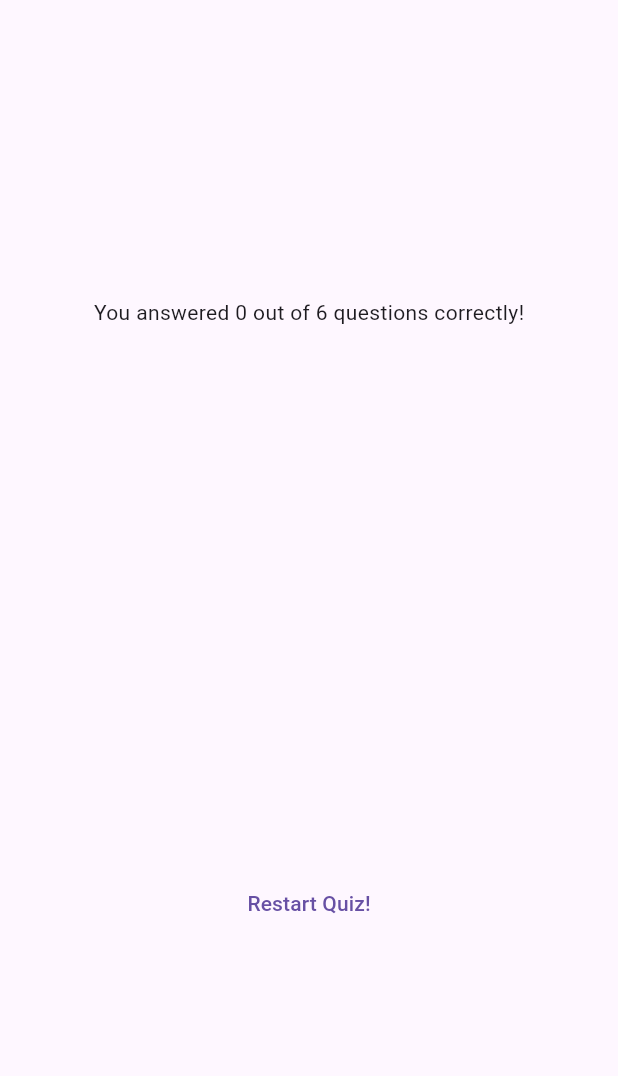
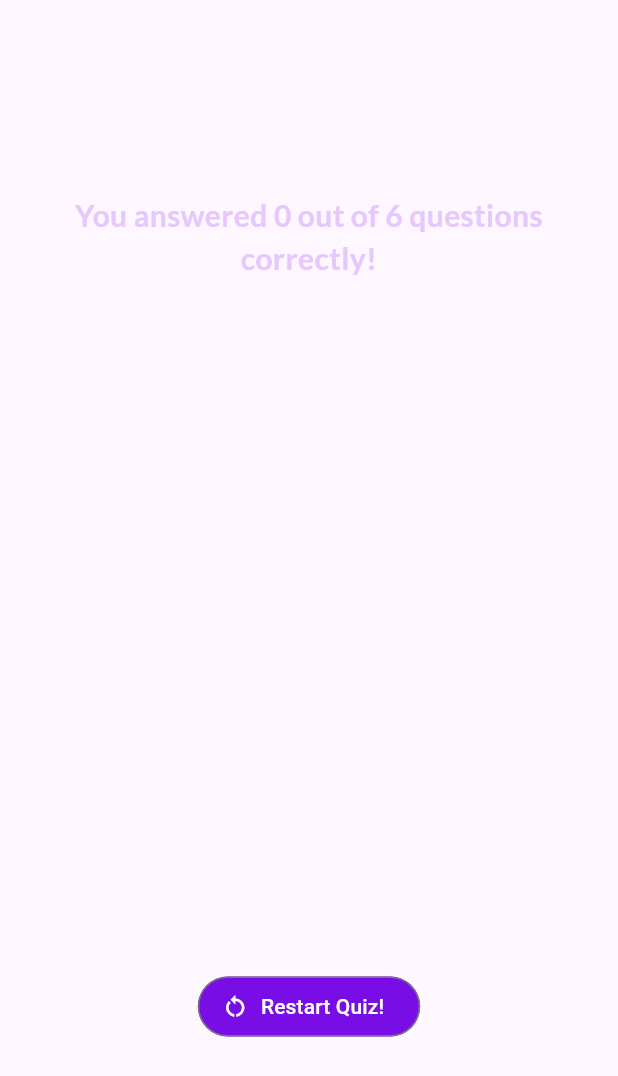
Before and after one commit to ChetanR01/quiz_app, a Flutter app: the ResultsScreen widget shown alone on an empty page, opened directly with empty values, on a phone screen of 412 x 824 dp. Shown: the top 1076 px of the screen. Run offline on Flutter 3.47's test engine with Material 3 defaults, Android fonts, the phone set to English and light mode, and no system bars; our stand-ins replace google_fonts.

Commit message:
restart page design done

```diff
--- a/lib/results_screen.dart
+++ b/lib/results_screen.dart
@@ -1,19 +1,22 @@
 import 'package:flutter/material.dart';
+import 'package:google_fonts/google_fonts.dart';
 import 'package:quiz_app/data/questions.dart';
 import 'package:quiz_app/question_summary.dart';
 
 class ResultsScreen extends StatelessWidget {
-  ResultsScreen({super.key, required this.chosenAnswers});
+  ResultsScreen(
+      {super.key, required this.chosenAnswers, required this.onRestart});
 
+  final void Function() onRestart;
   List<String> chosenAnswers;
 
-   List<Map<String, Object>> getSummeryData() {
-    final List<Map<String, Object>> summary =[];
+  List<Map<String, Object>> getSummeryData() {
+    final List<Map<String, Object>> summary = [];
 
-    for(var i=0; i< chosenAnswers.length; i++){
+    for (var i = 0; i < chosenAnswers.length; i++) {
       summary.add({
-        'question_index':i,
-        'question':questions[i].text,
+        'question_index': i,
+        'question': questions[i].text,
         'correct_answer': questions[i].answers[0],
         'user_answer': chosenAnswers[i]
       });
@@ -37,7 +40,15 @@ class ResultsScreen extends StatelessWidget {
         child: Column(
           mainAxisAlignment: MainAxisAlignment.center,
           children: [
-            Text('You answered $numCorrectQuestions out of $numTotalQuestions questions correctly!'),
+            Text(
+              'You answered $numCorrectQuestions out of $numTotalQuestions questions correctly!',
+              style: GoogleFonts.lato(
+                color: const Color.fromARGB(255, 230, 200, 253),
+                fontSize: 20,
+                fontWeight: FontWeight.bold,
+              ),
+              textAlign: TextAlign.center,
+            ),
             const SizedBox(
               height: 30,
             ),
@@ -45,9 +56,14 @@ class ResultsScreen extends StatelessWidget {
             const SizedBox(
               height: 30,
             ),
-            TextButton(
-              onPressed: () {},
-              child: const Text('Restart Quiz!'),
+            OutlinedButton.icon(
+              style: OutlinedButton.styleFrom(
+                foregroundColor: Colors.white,
+                backgroundColor: const Color.fromARGB(255, 121, 13, 229)
+              ),
+              onPressed: onRestart,
+              icon: const Icon(Icons.restart_alt),
+              label: const Text('Restart Quiz!'),
             )
           ],
         ),
```
Also changed, not shown: lib/question_summary.dart (+60 -7 lines), lib/quiz.dart (+7 -3 lines).
